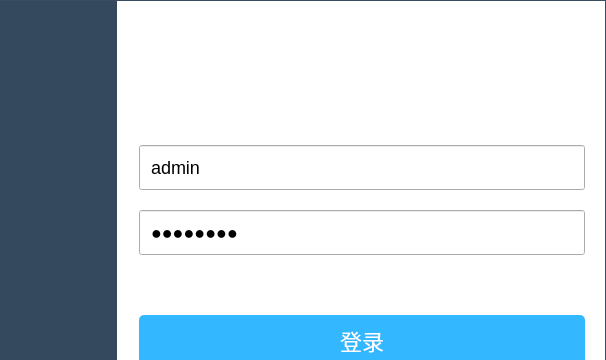
The window that client/src/login/loginwidget.ui (zhuzongdong123/ProcessingSoftware) describes before a commit, drawn with Qt 5; both pictures show x 373 to 979 and y 0 to 360 of the 979 by 500 pixel window.
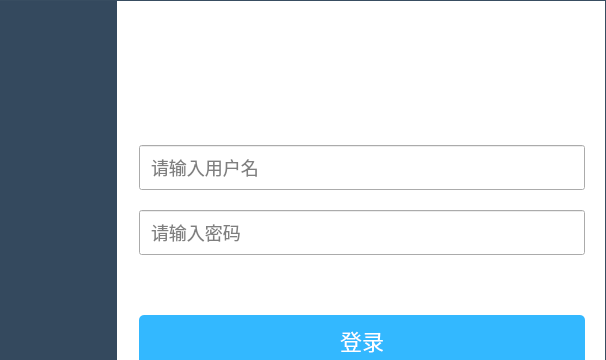
The same window after the commit. Icons and pictures are not drawn.

```diff
--- a/client/src/login/loginwidget.ui
+++ b/client/src/login/loginwidget.ui
@@ -197,7 +197,7 @@
                </size>
               </property>
               <property name="text">
-               <string>admin</string>
+               <string/>
               </property>
               <property name="maxLength">
                <number>32</number>
@@ -216,7 +216,7 @@
                </size>
               </property>
               <property name="text">
-               <string>admin123</string>
+               <string/>
               </property>
               <property name="maxLength">
                <number>32</number>
```
